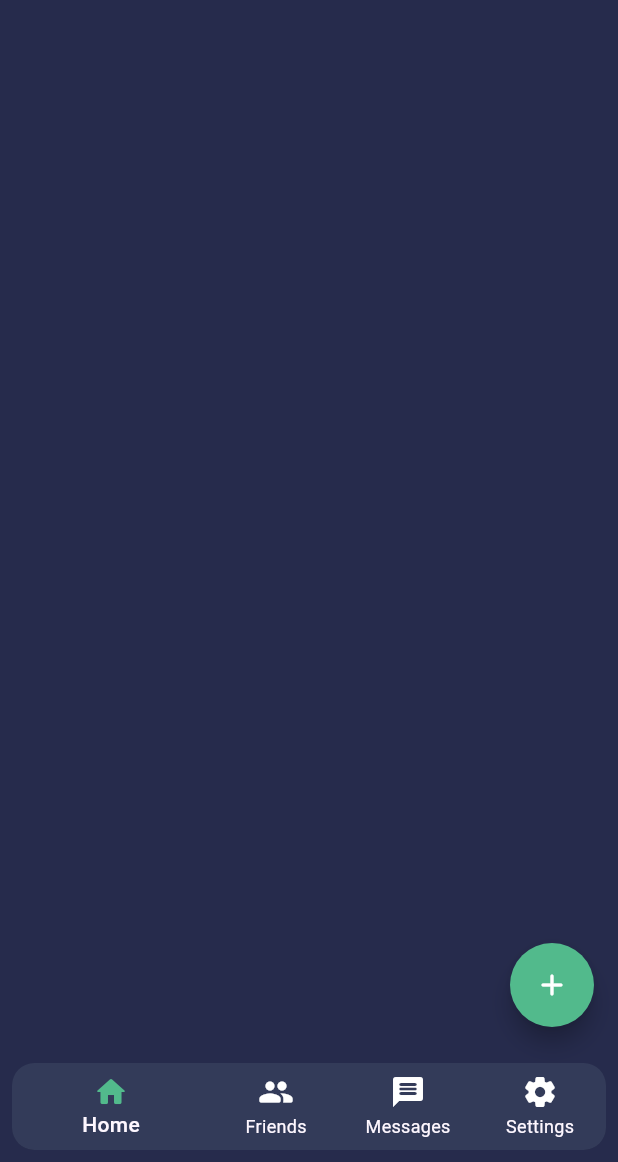
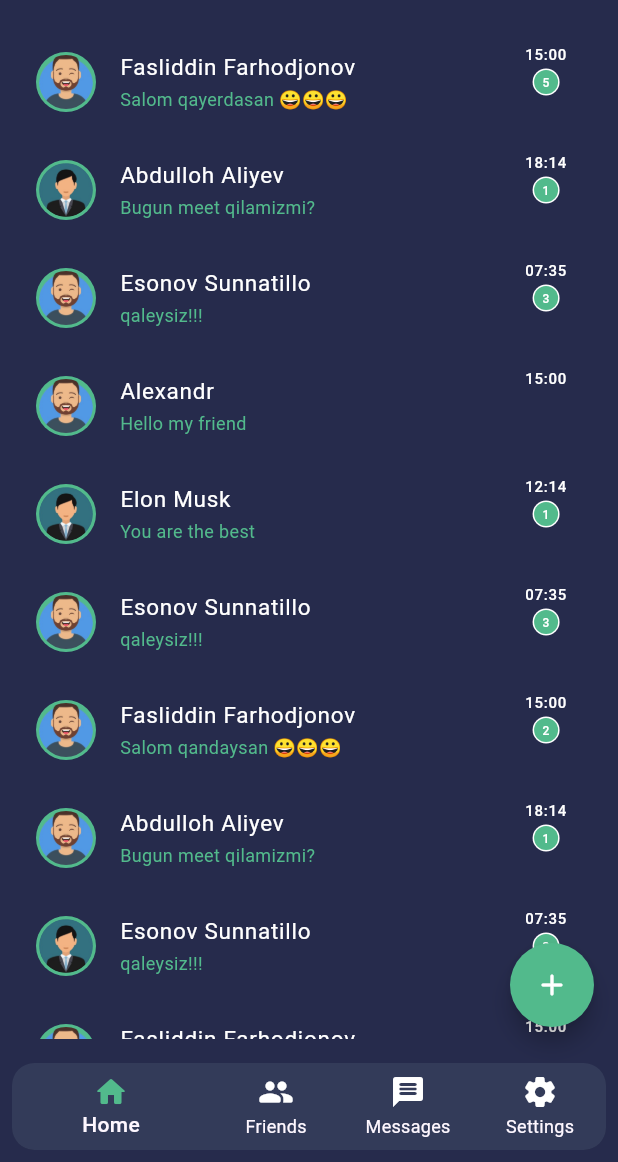
Before and after one commit to Fasliddin/Bubble, a Flutter app: the Home screen opened directly, on a phone screen of 412 x 824 dp, the part 74-1236 px from its top. Run offline on Flutter 3.47's test engine with Material 3 defaults, Android fonts, the phone set to English and light mode, and no system bars; our stand-ins replace flutter_svg, intl_phone_field, loading_animation_widget.

Commit message:
qo'shimchalar kiritildi

```diff
--- a/bubble/lib/data/variables.dart
+++ b/bubble/lib/data/variables.dart
@@ -118,7 +118,7 @@ List HomeAccountTempleteList = [
       messageNumber: 0,
       clock: "15:00"),
   HomeAccounts(
-      username: "Ilon Mask",
+      username: "Elon Musk",
       message: "You are the best",
       image: "assets/images/user2.png",
       messageNumber: 1,
--- a/bubble/lib/screens/home_page.dart
+++ b/bubble/lib/screens/home_page.dart
@@ -1,4 +1,7 @@
 import 'package:bubble/data/colors.dart';
+import 'package:bubble/data/variables.dart';
+import 'package:bubble/screens/account_screen.dart';
+import 'package:flutter/cupertino.dart';
 import 'package:flutter/material.dart';
 
 class HomePage extends StatefulWidget {
@@ -11,8 +14,108 @@ class HomePage extends StatefulWidget {
 class _HomePageState extends State<HomePage> {
   @override
   Widget build(BuildContext context) {
-    return const Scaffold(
+    return Scaffold(
       backgroundColor: background,
+      body: Padding(
+        padding: const EdgeInsets.all(8.0),
+        child: ListView.builder(
+          itemCount: HomeAccountTempleteList.length,
+          itemBuilder: (context, index) => Builder(builder: (context) {
+            return GestureDetector(
+              onLongPress: () {
+                showDialog(
+                  context: context,
+                  builder: (context) => SimpleDialog(
+                    title: const Text("Clear accounts"),
+                    children: [
+                      TextButton(
+                        onPressed: () {
+                          setState(() {
+                            HomeAccountTempleteList.removeAt(index);
+                            Navigator.pop(context);
+                          });
+                        },
+                        child: const Text("Clear"),
+                      ),
+                    ],
+                  ),
+                );
+              },
+              child: ListTile(
+                selected: true,
+                onTap: () {
+                  accountIndex = index;
+                  setState(() {
+                    HomeAccountTempleteList[index].messageNumber = 0;
+                  });
+                  Navigator.push(
+                    context,
+                    CupertinoPageRoute(
+                      builder: (context) => const AccountPage(),
+                    ),
+                  );
+                },
+                title: Text(
+                  HomeAccountTempleteList[index].username,
+                  style: usernameStyle,
+                ),
+                subtitle: Text(
+                 HomeAccountTempleteList[index].message,
+                  style: messageStyle,
+                  softWrap: false,
+                ),
+                leading: CircleAvatar(
+                  backgroundColor: bubbleColor,
+                  child: Padding(
+                    padding: const EdgeInsets.all(2.0),
+                    child: CircleAvatar(
+                      radius: 20,
+                      backgroundColor: bubbleColor,
+                      backgroundImage:
+                          AssetImage(HomeAccountTempleteList[index].image),
+                    ),
+                  ),
+                ),
+                isThreeLine: false,
+                trailing: Column(
+                  children: [
+                    Padding(
+                      padding: const EdgeInsets.all(2.0),
+                      child: Text(
+                        HomeAccountTempleteList[index].clock.toString(),
+                        style: clockStyle,
+                        textAlign: TextAlign.center,
+                      ),
+                    ),
+                    Visibility(
+                      visible: HomeAccountTempleteList[index].messageNumber > 0
+                          ? true
+                          : false,
+                      child: CircleAvatar(
+                        radius: 9,
+                        backgroundColor: Colors.white,
+                        child: CircleAvatar(
+                          radius: 8,
+                          backgroundColor: bubbleColor,
+                          child: Center(
+                            child: Text(
+                              HomeAccountTempleteList[index]
+                                  .messageNumber
+                                  .toString(),
+                              style: messageNumberStyle,
+                              textAlign: TextAlign.center,
+                            ),
+                          ),
+                        ),
+                      ),
+                    ),
+                  ],
+                ),
+              ),
+            );
+          }),
+        ),
+      ),
     );
   }
 }
--- a/bubble/lib/screens/sign_in_screen.dart
+++ b/bubble/lib/screens/sign_in_screen.dart
@@ -118,7 +118,7 @@ class _SignInState extends State<SignIn> {
               Padding(
                 padding: const EdgeInsets.all(8.0),
                 child: TextField(
-                  style: TextStyle(all(8.0),
+                  style: TextStyle(
                     color:
                         checkValueIn ? Colors.white : Colors.blueGrey.shade200,
                   ),
--- a/bubble/lib/screens/sign_up_screen.dart
+++ b/bubble/lib/screens/sign_up_screen.dart
@@ -71,10 +71,6 @@ class _SignUpState extends State<SignUp> {
       body: Container(
         decoration: const BoxDecoration(
           color: background,
-          // image: DecorationImage(
-          //   image: AssetImage("assets/images/back_login.jpg"),
-          //   fit: BoxFit.fill,
-          // ),
         ),
         child: Padding(
           padding: const EdgeInsets.all(8.0),
```
Also changed, not shown: bubble/assets/images/dark-background-abstract-background-network-3d-background-2880x1800-8324.png (added).
